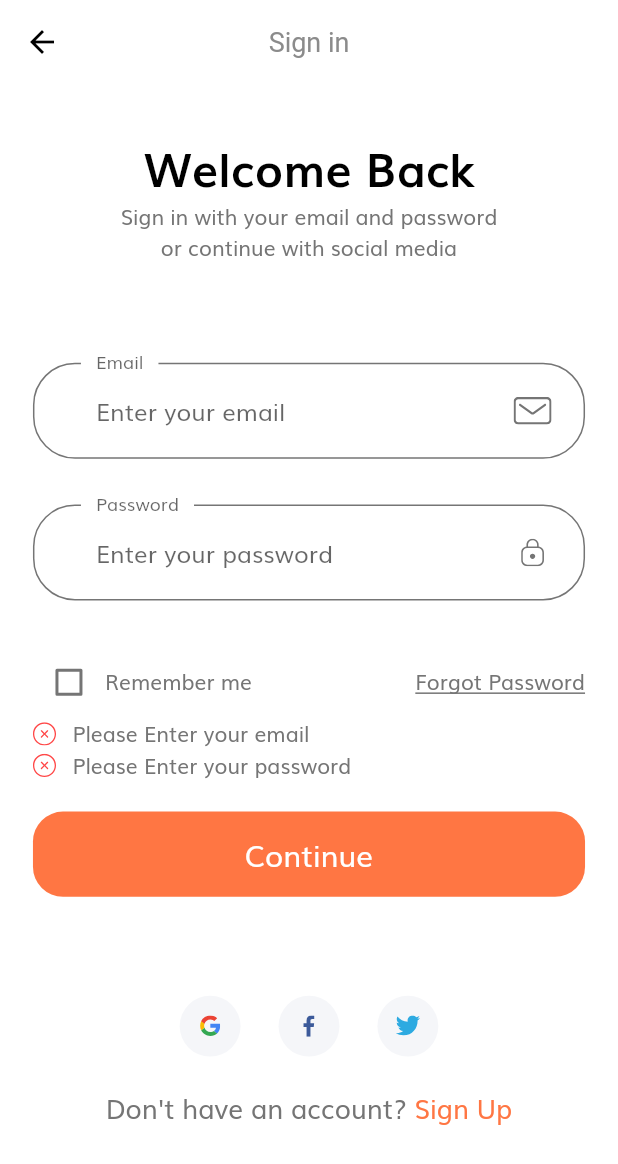
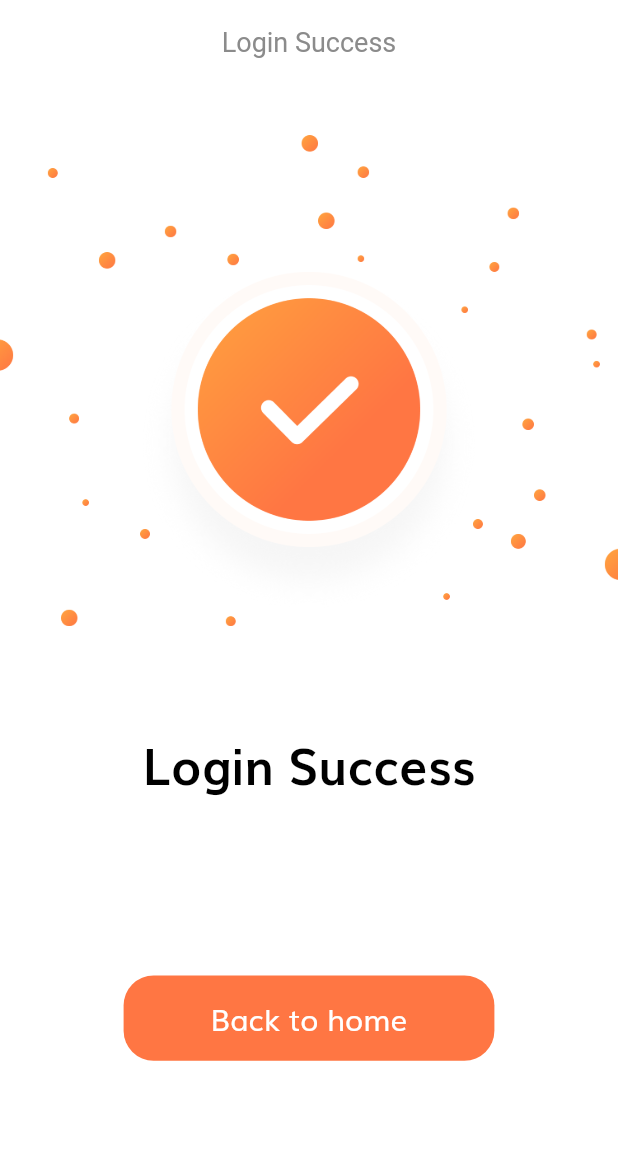
Before and after one commit to cocahonka/tokoto_shop, a Flutter app: the SignInScreen screen opened by its route, after a tap on "Continue", on a phone screen of 412 x 824 dp. Shown: the top 1164 px of the screen. Run offline on Flutter 3.47's test engine with Material 2 defaults, Android fonts, the phone set to English and light mode, and no system bars; our stand-ins replace flutter_svg.

Commit message:
completing the layouting of the success screen

```diff
--- a/lib/routs.dart
+++ b/lib/routs.dart
@@ -1,5 +1,6 @@
 import 'package:flutter/widgets.dart';
 import 'package:tokoto_shop/screens/forgot_password/forgot_password_screen.dart';
+import 'package:tokoto_shop/screens/login_success/login_success_screen.dart';
 import 'package:tokoto_shop/screens/sign_in/sign_in_screen.dart';
 import 'package:tokoto_shop/screens/splash/splash_screen.dart';
 
@@ -9,4 +10,5 @@ final Map<String, WidgetBuilder> routes = {
   SplashScreen.routeName: (context) => const SplashScreen(),
   SignInScreen.routeName: (context) => const SignInScreen(),
   ForgotPasswordScreen.routeName: (context) => const ForgotPasswordScreen(),
+  LoginSuccessScreen.routeName: (context) => const LoginSuccessScreen(),
 };
--- a/lib/screens/forgot_password/components/body.dart
+++ b/lib/screens/forgot_password/components/body.dart
@@ -53,6 +53,7 @@ class ForgotPasswordForm extends StatefulWidget {
 class _ForgotPasswordFormState extends State<ForgotPasswordForm> {
   final _formKey = GlobalKey<FormState>();
   List<String> errors = [];
+  // ignore: unused_field
   String? _email;
   @override
   Widget build(BuildContext context) {
--- /dev/null
+++ b/lib/screens/login_success/components/body.dart
@@ -0,0 +1,38 @@
+import 'package:flutter/material.dart';
+import 'package:tokoto_shop/components/default_button.dart';
+import 'package:tokoto_shop/size_config.dart';
+
+class Body extends StatelessWidget {
+  const Body({Key? key}) : super(key: key);
+
+  @override
+  Widget build(BuildContext context) {
+    return Column(
+      children: [
+        SizedBox(height: SizeConfig.screenHeight * 0.04),
+        Image.asset(
+          'assets/images/success.png',
+          height: SizeConfig.screenHeight * 0.4,
+        ),
+        SizedBox(height: SizeConfig.screenHeight * 0.08),
+        Text(
+          'Login Success',
+          style: TextStyle(
+            fontSize: getProportionateScreenWidth(30),
+            fontWeight: FontWeight.bold,
+            color: Colors.black,
+          ),
+        ),
+        const Spacer(),
+        SizedBox(
+          width: SizeConfig.screenWidth * 0.6,
+          child: DefaultButton(
+            text: 'Back to home',
+            press: () {},
+          ),
+        ),
+        const Spacer(),
+      ],
+    );
+  }
+}
--- /dev/null
+++ b/lib/screens/login_success/login_success_screen.dart
@@ -0,0 +1,20 @@
+import 'package:flutter/material.dart';
+
+import 'components/body.dart';
+
+class LoginSuccessScreen extends StatelessWidget {
+  const LoginSuccessScreen({Key? key}) : super(key: key);
+
+  static const String routeName = '/login_success';
+
+  @override
+  Widget build(BuildContext context) {
+    return Scaffold(
+      appBar: AppBar(
+        leading: const SizedBox(),
+        title: const Text('Login Success'),
+      ),
+      body: const Body(),
+    );
+  }
+}
--- a/lib/screens/sign_in/components/sign_form.dart
+++ b/lib/screens/sign_in/components/sign_form.dart
@@ -3,6 +3,7 @@ import 'package:tokoto_shop/components/custom_suffix_icon.dart';
 import 'package:tokoto_shop/components/default_button.dart';
 import 'package:tokoto_shop/components/form_error.dart';
 import 'package:tokoto_shop/screens/forgot_password/forgot_password_screen.dart';
+import 'package:tokoto_shop/screens/login_success/login_success_screen.dart';
 
 import '../../../constants.dart';
 import '../../../size_config.dart';
@@ -17,7 +18,9 @@ class SignInForm extends StatefulWidget {
 class _SignInFormState extends State<SignInForm> {
   final _formKey = GlobalKey<FormState>();
   final List<String> errors = [];
+  // ignore: unused_field
   String? _email;
+  // ignore: unused_field
   String? _password;
   bool _remember = false;
   @override
@@ -60,6 +63,8 @@ class _SignInFormState extends State<SignInForm> {
             press: () {
               if (_formKey.currentState?.validate() ?? false) {
                 _formKey.currentState?.save();
+                // if all are valid then go to success screen
+                Navigator.pushNamed(context, LoginSuccessScreen.routeName);
               }
             },
           ),
```
